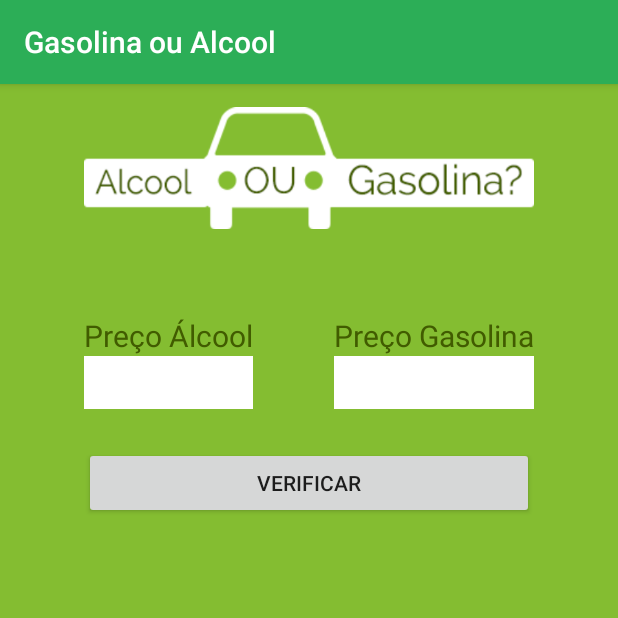
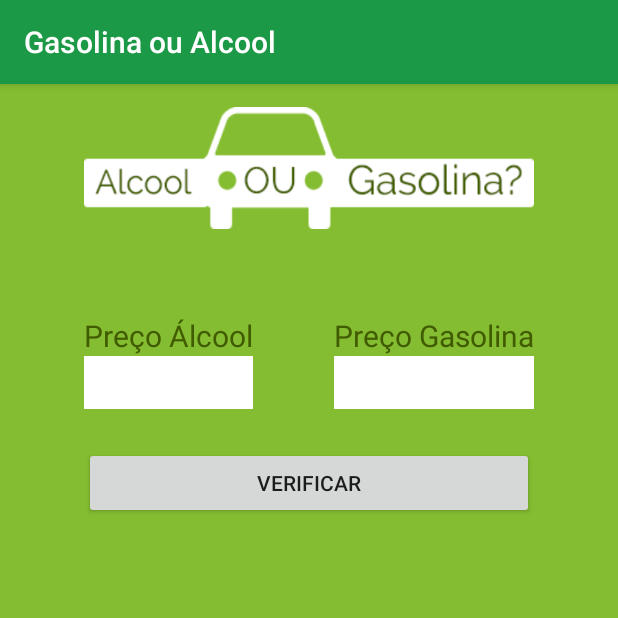
Before and after one commit to jhowcs/udemy-courses, an Android app: the screen it shows after launch (MainActivity), on a phone screen of 412 x 824 dp, the top half of it. Run offline under Robolectric (Android 15) with nearby library versions, the light colour scheme and no system bars.

Commit message:
I changed primary color in file color.xml

```diff
--- a/GasolinaouAlcool/app/src/main/res/values/colors.xml
+++ b/GasolinaouAlcool/app/src/main/res/values/colors.xml
@@ -1,6 +1,6 @@
 <?xml version="1.0" encoding="utf-8"?>
 <resources>
-    <color name="colorPrimary">#2cae57</color>
+    <color name="colorPrimary">#1c9946</color>
     <color name="colorPrimaryDark">#6a9e7b</color>
     <color name="colorAccent">#FF4081</color>
 </resources>
```
